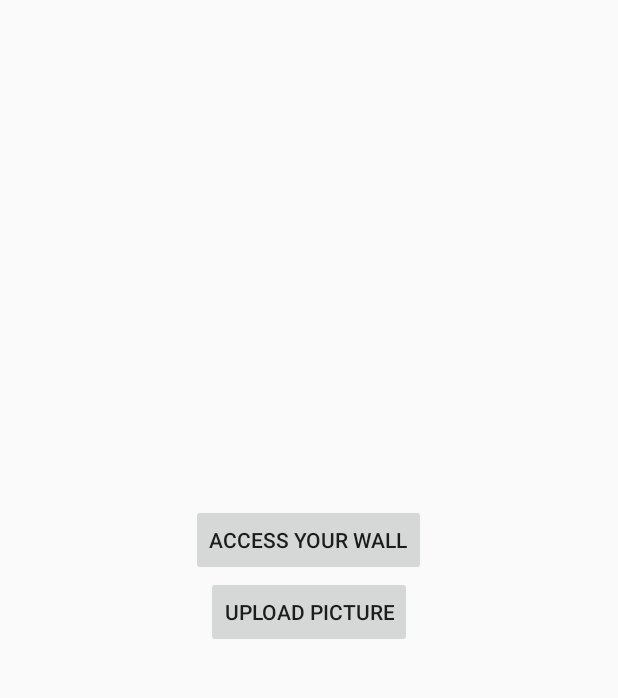
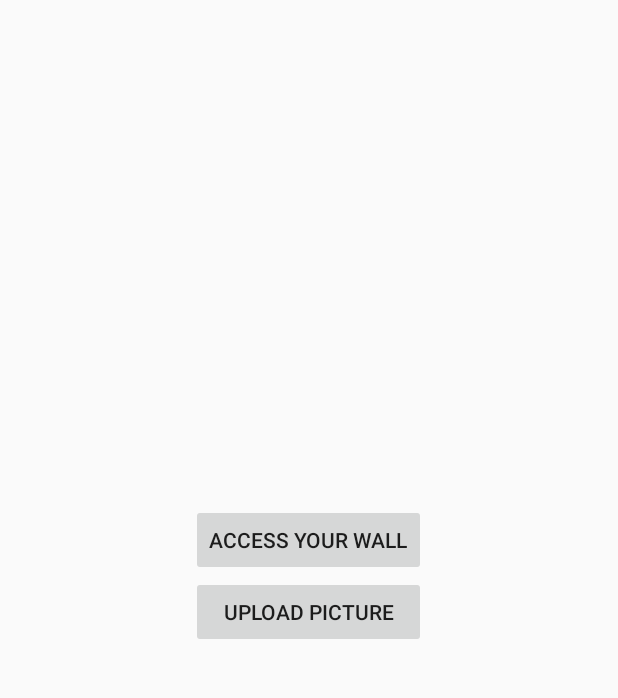
Before and after one commit to jorisChalumeau/epicture, an Android app: the screen it shows after launch (MainActivity), on a phone screen of 412 x 824 dp, the part 84-782 px from its top. Run offline under Robolectric (Android 15) with nearby library versions, the phone set to English and light mode, and no system bars.

```diff
--- a/app/src/main/java/eu/epitech/spartan/epicture/activities/UploadActivity.java
+++ b/app/src/main/java/eu/epitech/spartan/epicture/activities/UploadActivity.java
@@ -67,7 +67,6 @@ public class UploadActivity extends AppCompatActivity {
      * upload selected pictures
      */
     private void uploadPictures() {
-        ImageView imgView = findViewById(R.id.toUploadImgView);
         EditText titleView = findViewById(R.id.toUploadTitle);
         EditText descriptionView = findViewById(R.id.toUploadDescription);
 
@@ -139,7 +138,6 @@ public class UploadActivity extends AppCompatActivity {
 
     private void handleTextErrors() {
         final EditText titleView = findViewById(R.id.toUploadTitle);
-        final EditText descriptionView = findViewById(R.id.toUploadDescription);
 
         titleView.addTextChangedListener(new TextWatcher() {
             @Override
--- a/app/src/main/res/layout/activity_main.xml
+++ b/app/src/main/res/layout/activity_main.xml
@@ -1,12 +1,11 @@
 <?xml version="1.0" encoding="utf-8"?>
-<LinearLayout xmlns:android="http://schemas.android.com/apk/res/android"
+<RelativeLayout xmlns:android="http://schemas.android.com/apk/res/android"
     xmlns:tools="http://schemas.android.com/tools"
     android:layout_width="match_parent"
     android:layout_height="match_parent"
     android:gravity="center"
     android:orientation="vertical"
     tools:context=".activities.MainActivity">
-
 
     <Button
         android:id="@+id/buttonDispMode"
@@ -16,8 +15,11 @@
 
     <Button
         android:id="@+id/buttonUploadMode"
-        android:layout_width="wrap_content"
+        android:layout_width="0dp"
         android:layout_height="wrap_content"
+        android:layout_alignEnd="@+id/buttonDispMode"
+        android:layout_alignStart="@+id/buttonDispMode"
+        android:layout_below="@+id/buttonDispMode"
         android:text="@string/action_upload" />
 
-</LinearLayout>
+</RelativeLayout>
--- a/app/src/main/res/layout/activity_read_content.xml
+++ b/app/src/main/res/layout/activity_read_content.xml
@@ -1,6 +1,6 @@
 <?xml version="1.0" encoding="utf-8"?>
-<android.support.v7.widget.RecyclerView xmlns:tools="http://schemas.android.com/tools"
-    xmlns:android="http://schemas.android.com/apk/res/android"
+<android.support.v7.widget.RecyclerView xmlns:android="http://schemas.android.com/apk/res/android"
+    xmlns:tools="http://schemas.android.com/tools"
     android:id="@+id/rv_content"
     android:layout_width="match_parent"
     android:layout_height="match_parent"
--- a/app/src/main/res/layout/activity_upload.xml
+++ b/app/src/main/res/layout/activity_upload.xml
@@ -53,14 +53,16 @@
         android:layout_width="match_parent"
         android:layout_height="wrap_content"
         android:hint="@string/default_title"
-        android:layout_marginTop="@dimen/activity_vertical_margin" />
+        android:layout_marginTop="@dimen/activity_vertical_margin"
+        android:inputType="text" />
 
     <EditText
         android:id="@+id/toUploadDescription"
         android:layout_width="match_parent"
         android:layout_height="wrap_content"
         android:hint="@string/default_description"
-        android:layout_marginTop="@dimen/vertical_small_margin" />
+        android:layout_marginTop="@dimen/vertical_small_margin"
+        android:inputType="textMultiLine" />
 
     <RelativeLayout
         android:layout_width="match_parent"
```
Also changed, not shown: app/src/main/java/eu/epitech/spartan/epicture/activities/ReadContentActivity.java (+29 -15 lines), app/src/main/res/layout/read_content_item.xml (+21 -22 lines).
